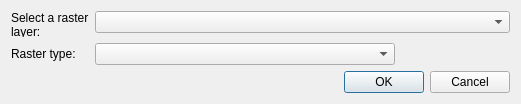
Before: the Qt Designer form pat/gui/rasterSymbology_dialog_base.ui in CSIRO-Precision-Agriculture/PAT_QGIS_Plugin, drawn with Qt 5.
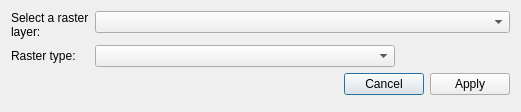
After: the same form once the commit is applied. Custom widgets are drawn as their Qt base class.

Commit message: convert OK to APPLY to keep dialog open

What changed in the file:
```diff
--- a/pat/gui/rasterSymbology_dialog_base.ui
+++ b/pat/gui/rasterSymbology_dialog_base.ui
@@ -10,7 +10,7 @@
     <x>0</x>
     <y>0</y>
     <width>521</width>
-    <height>99</height>
+    <height>112</height>
    </rect>
   </property>
   <property name="sizePolicy">
@@ -135,7 +135,7 @@
       <enum>Qt::Horizontal</enum>
      </property>
      <property name="standardButtons">
-      <set>QDialogButtonBox::Cancel|QDialogButtonBox::Ok</set>
+      <set>QDialogButtonBox::Apply|QDialogButtonBox::Cancel</set>
      </property>
     </widget>
    </item>
```
Left out of the diff: 32 changed lines with no effect on the pictures. The commit also changes 1 other file.
